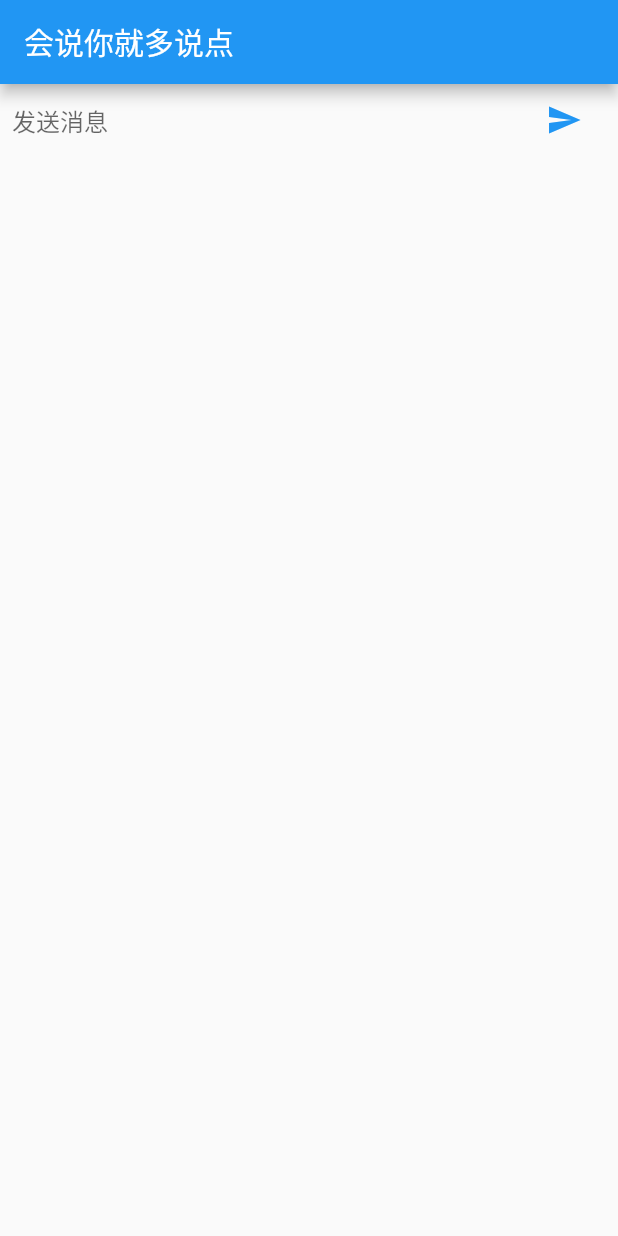
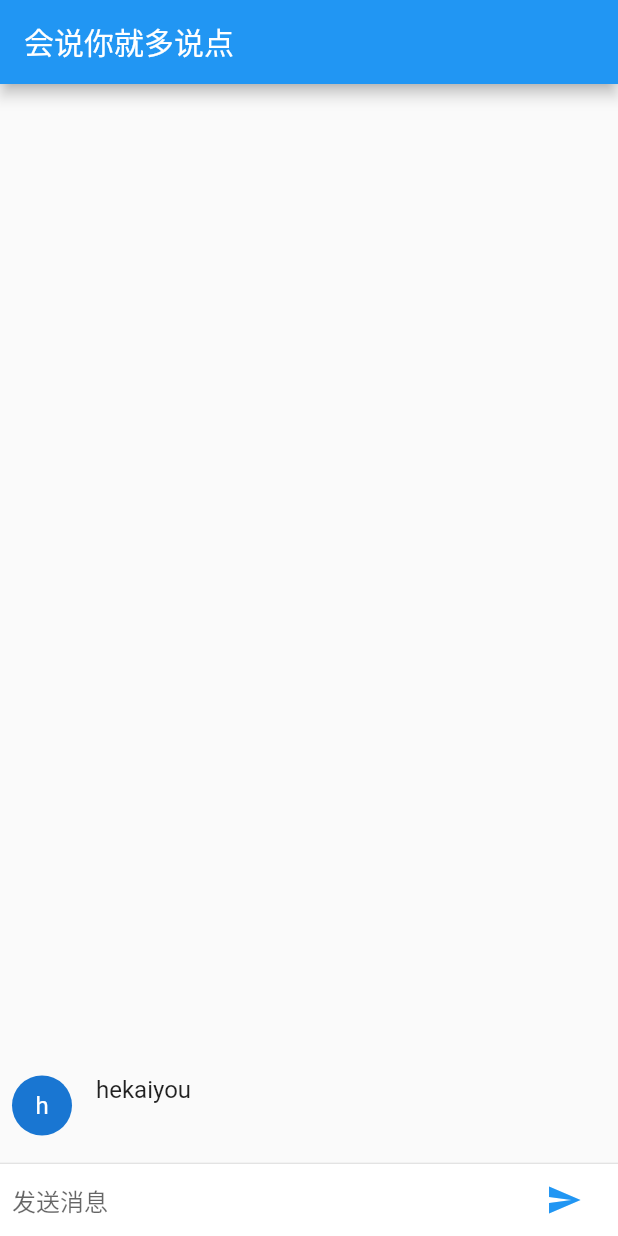
Before and after one commit to liupengzhouyi/liupeng_weather_flutter, a Flutter app: the screen it shows after launch, after a tap on the "send" icon, on a phone screen of 412 x 824 dp. Run offline on Flutter 3.47's test engine with Material 2 defaults, Android fonts, the phone set to English and light mode, and no system bars.

Commit message:
会说你就多说点.发送和显示信息 V 2.1.3

```diff
--- /dev/null
+++ b/lib/talk/chatMassage.dart
@@ -0,0 +1,55 @@
+
+import 'package:flutter/material.dart';
+
+const String _name = "hekaiyou";
+
+class ChatMessage extends StatelessWidget {
+  // 构造函数
+  ChatMessage({this.text});
+  // 成员变量
+  final String text;
+  // 复写的方法
+  @override
+  Widget build(BuildContext context) {
+    return new Container(
+      margin: const EdgeInsets.symmetric(vertical: 10.0),
+      // 返回一个Row控件
+      child: new Row(
+        // Row控件: CrossAxisAlignment.start会沿垂直轴给出最高位置。
+        crossAxisAlignment: CrossAxisAlignment.start,
+        children: <Widget>[
+          // 显示一个简单的图形头像
+          new Container(
+            margin: const EdgeInsets.only(right: 16.0),
+            child: new CircleAvatar(
+              child: new Text(
+                _name[0]
+              ),
+            ),
+          ),
+          // 包含发件人姓名的Column控件和消息的文本
+          new Column(
+            // Column控件 : CrossAxisAlignment.start将沿着水平轴的最左侧位置的文本对齐
+            crossAxisAlignment: CrossAxisAlignment.start,
+            children: <Widget>[
+              // 发件人姓名
+              new Text(
+                _name,
+                // textTheme属性可以让我们访问质感设计逻辑样式，
+                // 比如文字像subhead，因此您可以避免硬编码字体大小和其他文本属性。
+                style: Theme.of(context).textTheme.subhead,
+              ),
+              // 消息的文本
+              new Container(
+                margin: const EdgeInsets.only(top: 5.0),
+                child: new Text(text),
+              ),
+            ],
+          )
+        ],
+      ),
+    );
+  }
+
+
+}
--- a/lib/talk/chatScreen.dart
+++ b/lib/talk/chatScreen.dart
@@ -1,8 +1,8 @@
 
 import 'package:flutter/material.dart';
+import 'package:liupeng_weather_flutter/talk/chatMassage.dart';
 
 // V 2.1.0
-
 
 //在Flutter中，如果要在窗口控件中可视化呈现状态数据，
 // 则应将此数据封装在State对象中。
@@ -13,17 +13,37 @@ class ChatScreen extends StatefulWidget {
   State createState() => new ChatScreenState();
 }
 
+
+
+
 class ChatScreenState extends State<ChatScreen> {
 
   //要管理与文本字段的交互，需要使用TextEditingController对象。
   // 您将使用它来读取输入字段的内容，并在发送消息后清除该字段。
   final TextEditingController _textEditingController = new TextEditingController();
 
+  // 在我们的ChatScreenState控件定义中，添加名为_messages的List成员来表示每个聊天消息。
+  // 每个列表项都是一个ChatMessage实例，而且需要将消息列表初始化为空列表。
+  final List<ChatMessage> _messages = <ChatMessage>[];
+
+  int iii = 0;
+
+
   // 要在用户提交消息时通知，
   // 需要使用onSubmitted参数提供一个私有回调方法_handleSubmitted()。
+  // 在当前用户从文本字段发送消息时，我们的应用程序应该将新消息添加到消息列表中。
   void _handleSubmitted(String text) {
     // 清除该字段
     this._textEditingController.clear();
+    ChatMessage chatMessage = new ChatMessage(
+      text: text,
+    );
+    //您调用setState()来修改_messages并让框架知道这部分控件树已经更改，并且需要重建UI。
+    // 在setState()中只能执行同步操作，否则框架可能在操作完成之前重新构建窗口控件。
+    setState(() {
+      _messages.insert(iii, chatMessage);
+      //this.iii = iii + 1;
+    });
   }
 
   // 定义一个名为_buildTextComposer()的私有方法，
@@ -85,15 +105,47 @@ class ChatScreenState extends State<ChatScreen> {
           '会说你就多说点'
         ),
       ),
-      // 告诉应用程序如何显示文本输入控件
-      body: this._buildTextComposer(),
+      // 垂直布置其直接的子控件列表（children）。
+      // Column可以占用多个子窗口控件，这是包括一个滚动列表和一个输入字段的行。
+      body: new Column(
+        children: <Widget>[
+          // 作为ListView的父级。
+          // 这告诉框架让接收到消息的列表展开以填充Column高度，而TextField保持固定的大小。
+          new Flexible(
+            // 为消息列表添加一个ListView窗口控件, 我们选择ListView.builder构造函数，
+            // 因为默认构造函数不会自动检测其children的突然变化。
+            child: new ListView.builder(
+              // padding对于消息文本周围的空白
+              padding: new EdgeInsets.all(8.0),
+              // reverse使ListView从屏幕底部开始
+              reverse: true,
+              // itemBuilder对于在[index]中构建每个窗口控件的函数。
+              // 因为我们不需要当前的构建上下文，
+              // 所以我们可以忽略IndexedWidgetBuilder的第一个参数。
+              // 命名参数_（下划线）是一个表示不会被使用的约定。
+              itemBuilder: (_, int index) => _messages[index],
+              // itemCount指定列表中的消息数
+              itemCount: _messages.length,
+            ),
+          ),
+          // 在用于显示消息的UI和用于撰写消息的文本输入字段之间绘制水平的横线。
+          new Divider(
+            height: 1.0,
+          ),
+          // 作为文本编辑区的父级，
+          // 可用于定义背景图像、填充、边距和其他常见布局细节。
+          new Container(
+            // 创建一个定义背景颜色的新BoxDecoration对象。
+            decoration: new BoxDecoration(
+              color: Theme.of(context).cardColor,
+            ),
+            child: _buildTextComposer(),
+          ),
+        ],
+      )
     );
   }
 }
-
-
-
-
 
 
 // V 2.1.0 版本
```
